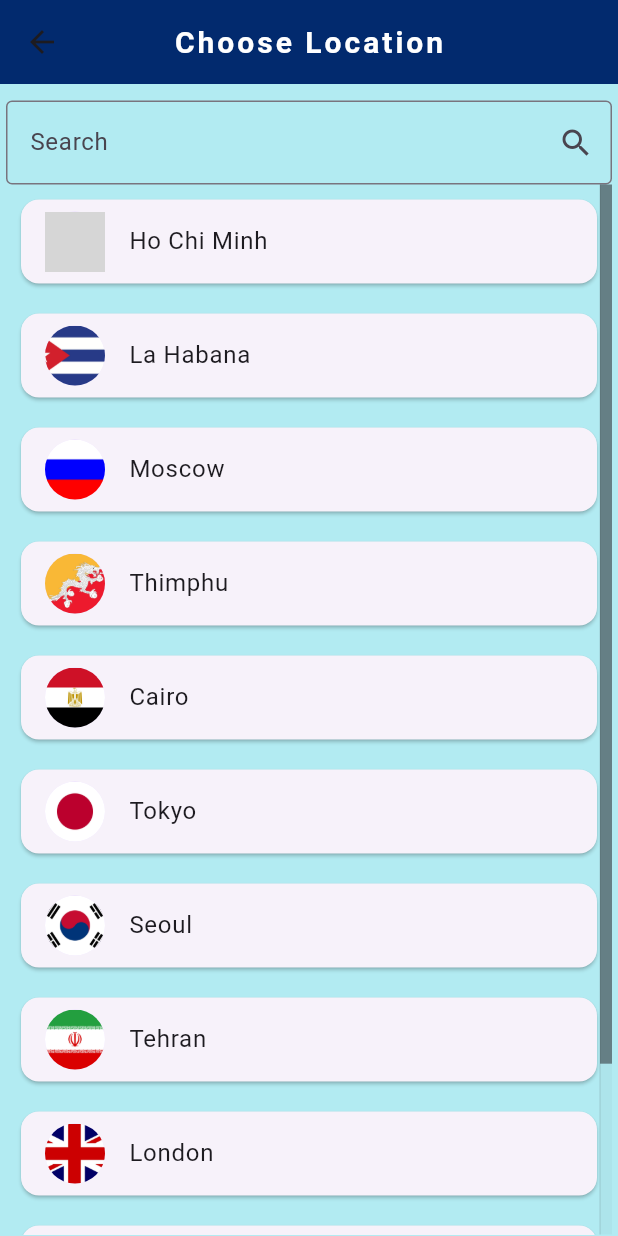
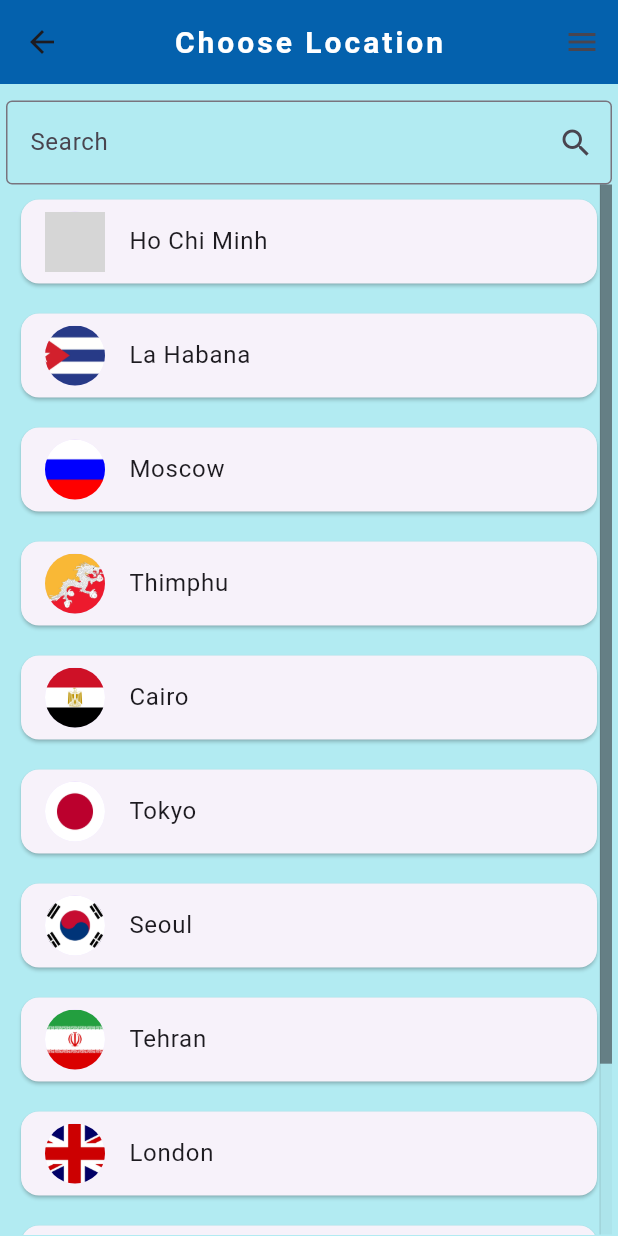
Before and after one commit to hdkhoaapcs22/World-Time-Application, a Flutter app: the ChooseLocation screen opened by its route, on a phone screen of 412 x 824 dp. Run offline on Flutter 3.47's test engine with Material 3 defaults, Android fonts, the phone set to English and light mode, and no system bars; our stand-ins replace flutter_spinkit; network calls fail; grey boxes are pictures that could not be loaded.

Commit message:
update more functions

```diff
--- a/world_time_application/lib/Pages/ChoiceLocation.dart
+++ b/world_time_application/lib/Pages/ChoiceLocation.dart
@@ -80,7 +80,7 @@ class _ChooseLocationState extends State<ChooseLocation> {
         resizeToAvoidBottomInset: true,
         backgroundColor: Colors.cyan[100],
         appBar: AppBar(
-          backgroundColor: const Color.fromARGB(255, 2, 42, 110),
+          backgroundColor: const Color.fromARGB(255, 4, 97, 173),
           title: const Text(
             "Choose Location",
             style: TextStyle(
@@ -92,6 +92,50 @@ class _ChooseLocationState extends State<ChooseLocation> {
           ),
           centerTitle: true,
         ),
+        endDrawer: SizedBox(
+            width: 250.0,
+            child: Drawer(
+                shape: RoundedRectangleBorder(
+                  borderRadius: BorderRadius.circular(20.0),
+                ),
+                child: ListView(padding: EdgeInsets.zero, children: const [
+                  DrawerHeader(
+                      decoration: BoxDecoration(
+                        color: Color.fromARGB(255, 236, 91, 140),
+                      ),
+                      child: Center(
+                          child: Text(
+                        "OPTIONS",
+                        style: TextStyle(
+                          color: Colors.white,
+                          fontSize: 35.0,
+                          letterSpacing: 2.0,
+                          fontWeight: FontWeight.bold,
+                        ),
+                      ))),
+                  ListTile(
+                    leading: Icon(
+                      Icons.home,
+                      size: 30.0,
+                    ),
+                    title: Text('Home',
+                        style: TextStyle(
+                          fontSize: 25.0,
+                        )),
+                    onTap: null,
+                  ),
+                  ListTile(
+                    leading: Icon(
+                      Icons.alarm,
+                      size: 30.0,
+                    ),
+                    title: Text('Alarm',
+                        style: TextStyle(
+                          fontSize: 25.0,
+                        )),
+                    onTap: null,
+                  ),
+                ]))),
         body: Padding(
           padding: const EdgeInsets.symmetric(vertical: 1.0, horizontal: 4.0),
           child: Column(children: <Widget>[
```
